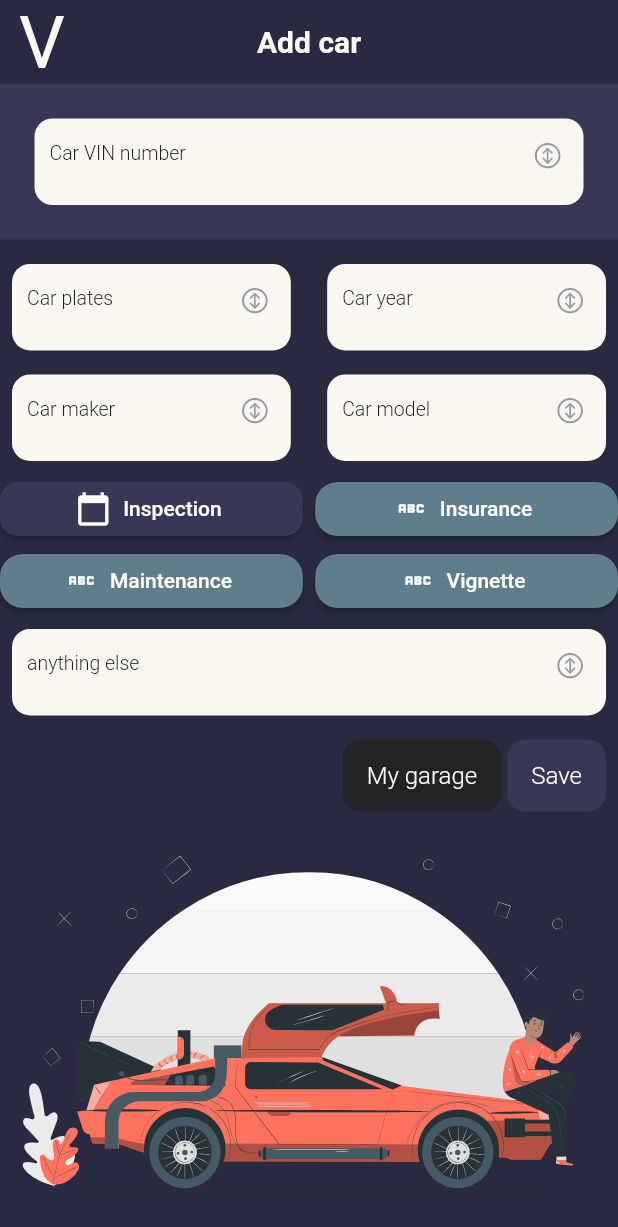
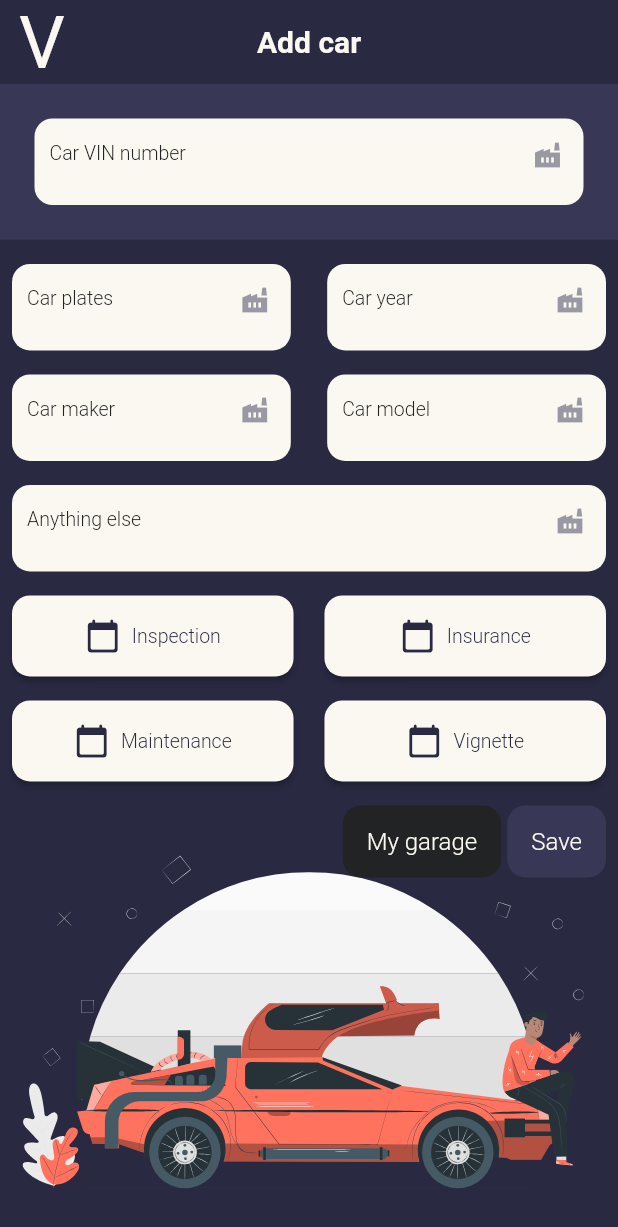
Before and after one commit to zmeulDev/valero, a Flutter app: the AddCar screen opened directly, on a phone screen of 412 x 824 dp. Shown: the top 1227 px of the screen. Run offline on Flutter 3.47's test engine with Material 2 defaults, Android fonts, the phone set to English and light mode, and no system bars; our stand-ins replace cached_network_image, cloud_firestore, firebase_auth, firebase_core, firebase_storage, flutter_custom_clippers and 8 more; missing offline and left inert: avatar_view, mobile_number; accounts and stored records are empty; Roboto replaces fonts that are missing (Depot).

Commit message:
add car date

```diff
--- a/lib/pages/Car/addCar.dart
+++ b/lib/pages/Car/addCar.dart
@@ -41,31 +41,29 @@ class _AddCar extends State<AddCar> {
   DateTime? carMaintenanceDate;
   DateTime? carVignetteDate;
 
+
+
   @override
   Widget build(BuildContext context) {
     final fieldVin = inputField('VIN', 'Car VIN number', TextInputType.text,
-        CupertinoIcons.arrow_up_down_circle, carVin);
+        Icons.factory, carVin);
     final fieldPlates = inputField('Plates', 'Car plates', TextInputType.text,
-        CupertinoIcons.arrow_up_down_circle, carPlates);
+        Icons.factory, carPlates);
     final fieldMaker = inputField('Maker', 'Car maker', TextInputType.text,
-        CupertinoIcons.arrow_up_down_circle, carMaker);
+        Icons.factory, carMaker);
     final fieldModel = inputField('Model', 'Car model', TextInputType.text,
-        CupertinoIcons.arrow_up_down_circle, carModel);
+        Icons.factory, carModel);
     final fieldYear = inputField('Year', 'Car year', TextInputType.number,
-        CupertinoIcons.arrow_up_down_circle, carYear);
+        Icons.factory, carYear);
     final fieldFuel = inputField('Fuel', 'Car fuel type', TextInputType.text,
-        CupertinoIcons.arrow_up_down_circle, carFuel);
+        Icons.factory, carFuel);
 
     final fieldInspection = ElevatedButton.icon(
-      style: ElevatedButton.styleFrom(
-          backgroundColor: tertiaryColor,
-          shape: RoundedRectangleBorder(
-            borderRadius: BorderRadius.circular(12.0),
-          )),
-      icon: const Icon(Icons.calendar_today),
+      style: elevatedButtonStyle,
+      icon: const Icon(Icons.calendar_today_rounded, color: primaryColor,),
       label: carInspectionDate == null
-          ? const Text("Inspection")
-          : Text(f.format(carInspectionDate!)),
+          ? Text("Inspection", style: style3.copyWith(color: primaryColor),)
+          : Text(f.format(carInspectionDate!), style: style3.copyWith(color: primaryColor),),
       onPressed: () {
         showDatePicker(
             context: context,
@@ -82,22 +80,18 @@ class _AddCar extends State<AddCar> {
     );
 
     final fieldInsurance = ElevatedButton.icon(
-      style: ElevatedButton.styleFrom(
-
-          shape: RoundedRectangleBorder(
-            borderRadius: BorderRadius.circular(15.0),
-          )),
-      icon: const Icon(Icons.abc, size: 22),
+      style: elevatedButtonStyle,
+      icon: const Icon(Icons.calendar_today_rounded, color: primaryColor,),
       label: carInsuranceDate == null
-          ? const Text("Insurance")
-          : Text(f.format(carInsuranceDate!)),
+          ? Text("Insurance", style: style3.copyWith(color: primaryColor),)
+          : Text(f.format(carInsuranceDate!), style: style3.copyWith(color: primaryColor),),
       onPressed: () {
         showDatePicker(
             context: context,
             initialDate:
             carInsuranceDate == null ? DateTime.now() : carInsuranceDate!,
             firstDate: DateTime(2021),
-            lastDate: DateTime(2025))
+            lastDate: DateTime(2035))
             .then((date) {
           setState(() {
             carInsuranceDate = date;
@@ -107,22 +101,18 @@ class _AddCar extends State<AddCar> {
     );
 
     final fieldMaintenance = ElevatedButton.icon(
-      style: ElevatedButton.styleFrom(
-
-          shape: RoundedRectangleBorder(
-            borderRadius: BorderRadius.circular(15.0),
-          )),
-      icon: const Icon(Icons.abc, size: 22),
+      style: elevatedButtonStyle,
+      icon: const Icon(Icons.calendar_today_rounded, color: primaryColor,),
       label: carMaintenanceDate == null
-          ? const Text("Maintenance")
-          : Text(f.format(carMaintenanceDate!)),
+          ? Text("Maintenance", style: style3.copyWith(color: primaryColor),)
+          : Text(f.format(carMaintenanceDate!), style: style3.copyWith(color: primaryColor),),
       onPressed: () {
         showDatePicker(
             context: context,
             initialDate:
             carMaintenanceDate == null ? DateTime.now() : carMaintenanceDate!,
             firstDate: DateTime(2021),
-            lastDate: DateTime(2025))
+            lastDate: DateTime(2035))
             .then((date) {
           setState(() {
             carMaintenanceDate = date;
@@ -132,22 +122,18 @@ class _AddCar extends State<AddCar> {
     );
 
     final fieldVignette = ElevatedButton.icon(
-      style: ElevatedButton.styleFrom(
-
-          shape: RoundedRectangleBorder(
-            borderRadius: BorderRadius.circular(15.0),
-          )),
-      icon: const Icon(Icons.abc, size: 22),
+      style: elevatedButtonStyle,
+      icon: const Icon(Icons.calendar_today_rounded, color: primaryColor,),
       label: carVignetteDate == null
-          ? const Text("Vignette")
-          : Text(f.format(carVignetteDate!)),
+          ? Text("Vignette", style: style3.copyWith(color: primaryColor),)
+          : Text(f.format(carVignetteDate!), style: style3.copyWith(color: primaryColor),),
       onPressed: () {
         showDatePicker(
             context: context,
             initialDate:
             carVignetteDate == null ? DateTime.now() : carVignetteDate!,
             firstDate: DateTime(2021),
-            lastDate: DateTime(2025))
+            lastDate: DateTime(2035))
             .then((date) {
           setState(() {
             carVignetteDate = date;
@@ -157,8 +143,8 @@ class _AddCar extends State<AddCar> {
     );
 
 
-    final fieldNote = inputField('Note', 'anything else', TextInputType.text,
-        CupertinoIcons.arrow_up_down_circle, carNote);
+    final fieldNote = inputField('Note', 'Anything else', TextInputType.text,
+        Icons.factory, carNote);
 
     final allCarsButton = Material(
       borderRadius: BorderRadius.circular(12.0),
@@ -264,26 +250,33 @@ class _AddCar extends State<AddCar> {
                     Expanded(child: fieldModel),
                   ],
                 ),
-                Row(
+                fieldNote,
+                Container(
+                  margin: const EdgeInsets.all(8),
+                  child: Row(
                     children: [
                       Expanded(child: fieldInspection
                       ),
                       SizedBox(
-                      width: Get.width * 0.02,
+                        width: Get.width * 0.05,
                       ),
                       Expanded(child: fieldInsurance),
                     ],
                   ),
-                Row(
+                ),
+                Container(
+                  margin: const EdgeInsets.all(8),
+                  child: Row(
                     children: [
                       Expanded(child: fieldMaintenance),
                       SizedBox(
-                      width: Get.width * 0.02,
+                        width: Get.width * 0.05,
                       ),
                       Expanded(child: fieldVignette),
                     ],
                   ),
-                fieldNote,
+                ),
+
                 Container(
                   margin: const EdgeInsets.all(8),
                   child: Row(
--- a/lib/pages/Car/viewCar.dart
+++ b/lib/pages/Car/viewCar.dart
@@ -65,7 +65,7 @@ class _ViewCar extends State<ViewCar> {
                   subTitle: 'you have',
                   title: snapshot.data!.docs.length.toString(),
                   paragraph:
-                      snapshot.data!.docs.length.isEqual(1) ? 'car' : 'cars',
+                      snapshot.data!.docs.length.isEqual(1) ? 'car added' : 'cars added',
                   color: fifthColor,
                   image: SvgPicture.asset('assets/svg/delorean.svg'),
                   textColor: secondaryColor,
--- a/lib/utils/constant.dart
+++ b/lib/utils/constant.dart
@@ -30,3 +30,12 @@ var style2 = GoogleFonts.roboto(
     fontSize: 16.0, color: secondaryColor, fontWeight: FontWeight.w300);
 var style3 = GoogleFonts.roboto(
     fontSize: 13.0, color: secondaryColor, fontWeight: FontWeight.w300);
+
+final ButtonStyle elevatedButtonStyle =  ElevatedButton.styleFrom(
+  backgroundColor: secondaryColor,
+  textStyle: style2.copyWith(color: primaryColor),
+  padding: const EdgeInsets.symmetric(horizontal: 10, vertical: 15) ,
+  shape: RoundedRectangleBorder(
+    borderRadius: BorderRadius.circular(12.0),
+  ),
+);
```
Also changed, not shown: lib/pages/Car/editCar.dart (+34 -49 lines). Lines whose indentation alone changed are shown as unchanged.
